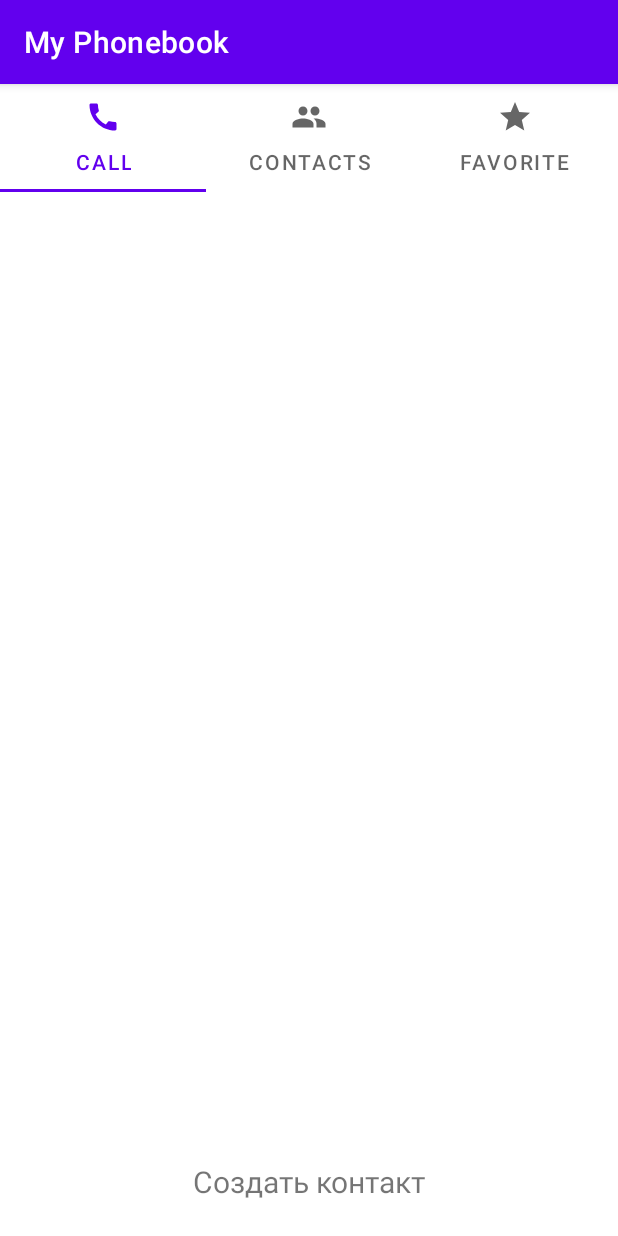
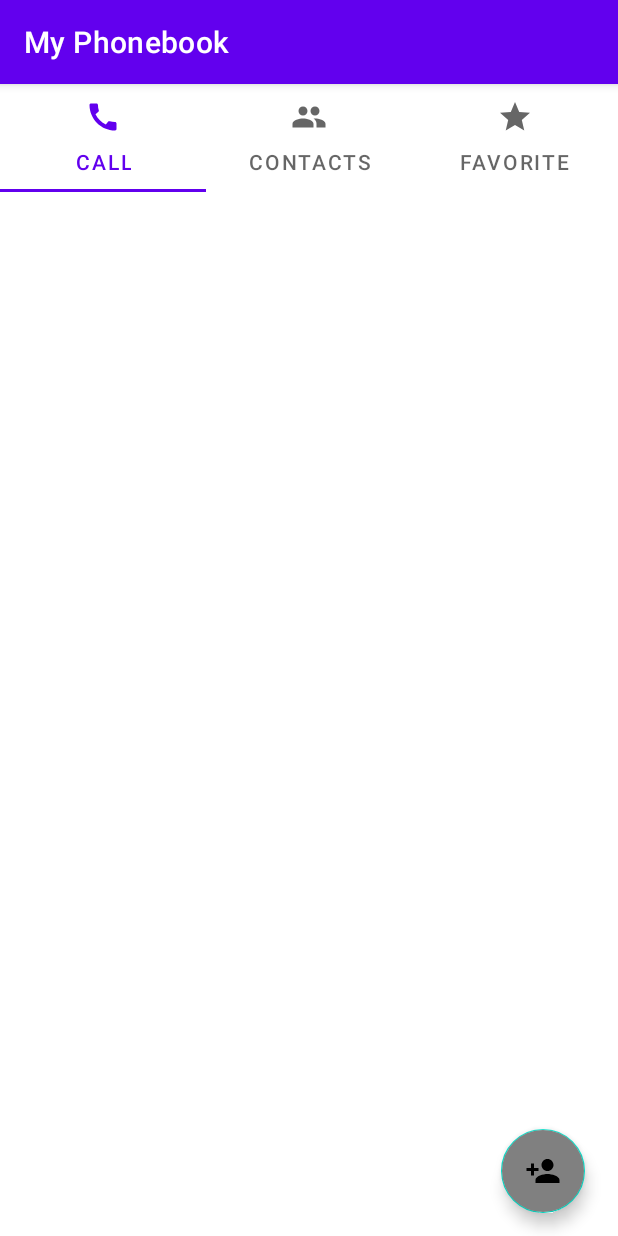
Before and after one commit to maxprof90/MyPhonebook, an Android app: the screen it shows after launch (MainActivity), on a phone screen of 412 x 824 dp. Run offline under Robolectric (Android 15) with nearby library versions, the phone set to English and light mode, and no system bars.

Commit message:
button replacement into FloatingActionButton

```diff
--- /dev/null
+++ b/app/src/main/res/drawable/ic_baseline_person_add.xml
@@ -0,0 +1,5 @@
+<vector android:height="24dp" android:tint="#DEDCF4"
+    android:viewportHeight="24" android:viewportWidth="24"
+    android:width="24dp" xmlns:android="http://schemas.android.com/apk/res/android">
+    <path android:fillColor="@color/black" android:pathData="M15,12c2.21,0 4,-1.79 4,-4s-1.79,-4 -4,-4 -4,1.79 -4,4 1.79,4 4,4zM6,10L6,7L4,7v3L1,10v2h3v3h2v-3h3v-2L6,10zM15,14c-2.67,0 -8,1.34 -8,4v2h16v-2c0,-2.66 -5.33,-4 -8,-4z"/>
+</vector>
--- a/app/src/main/res/layout/activity_main.xml
+++ b/app/src/main/res/layout/activity_main.xml
@@ -1,31 +1,47 @@
 <?xml version="1.0" encoding="utf-8"?>
 <LinearLayout xmlns:android="http://schemas.android.com/apk/res/android"
+    xmlns:app="http://schemas.android.com/apk/res-auto"
     xmlns:tools="http://schemas.android.com/tools"
-    android:layout_width="match_parent"
-    android:layout_height="match_parent"
+    android:id="@+id/linearLayout"
+    android:layout_width="wrap_content"
+    android:layout_height="wrap_content"
     android:orientation="vertical"
-    tools:context=".MainActivity"
-    android:id="@+id/linearLayout">
+    tools:context=".MainActivity">
 
     <com.google.android.material.tabs.TabLayout
         android:id="@+id/tabLayout_id"
         android:layout_width="match_parent"
         android:layout_height="wrap_content" />
 
-    <androidx.viewpager.widget.ViewPager
-        android:id="@+id/viewPager_id"
+    <androidx.constraintlayout.widget.ConstraintLayout
         android:layout_width="match_parent"
-        android:layout_height="0dp"
-        android:layout_weight="9"/>
+        android:layout_height="match_parent">
 
-    <TextView
-        android:id="@+id/createContact"
-        android:layout_width="match_parent"
-        android:layout_height="50dp"
-        android:onClick="onClick"
-        android:text="@string/create_contact"
-        android:textAlignment="center"
-        android:textSize="20sp" />
+        <androidx.viewpager.widget.ViewPager
+            android:id="@+id/viewPager_id"
+            android:layout_width="match_parent"
+            android:layout_height="match_parent"
+            app:layout_constraintBottom_toBottomOf="parent"
+            app:layout_constraintEnd_toEndOf="parent"
+            app:layout_constraintStart_toStartOf="parent"
+            app:layout_constraintTop_toTopOf="parent">
+        </androidx.viewpager.widget.ViewPager>
 
+        <com.google.android.material.floatingactionbutton.FloatingActionButton
+            android:id="@+id/createContact"
+            android:onClick="onClick"
+            android:layout_width="wrap_content"
+            android:layout_height="wrap_content"
+            android:backgroundTint="@color/grey"
+            android:layout_margin="15dp"
+            android:contentDescription="@null"
+            app:layout_constraintBottom_toBottomOf="parent"
+            app:layout_constraintEnd_toEndOf="parent"
+            app:layout_constraintHorizontal_bias="0.98"
+            app:layout_constraintStart_toStartOf="parent"
+            android:src="@drawable/ic_baseline_person_add">
 
+        </com.google.android.material.floatingactionbutton.FloatingActionButton>
+
+    </androidx.constraintlayout.widget.ConstraintLayout>
 </LinearLayout>
```
